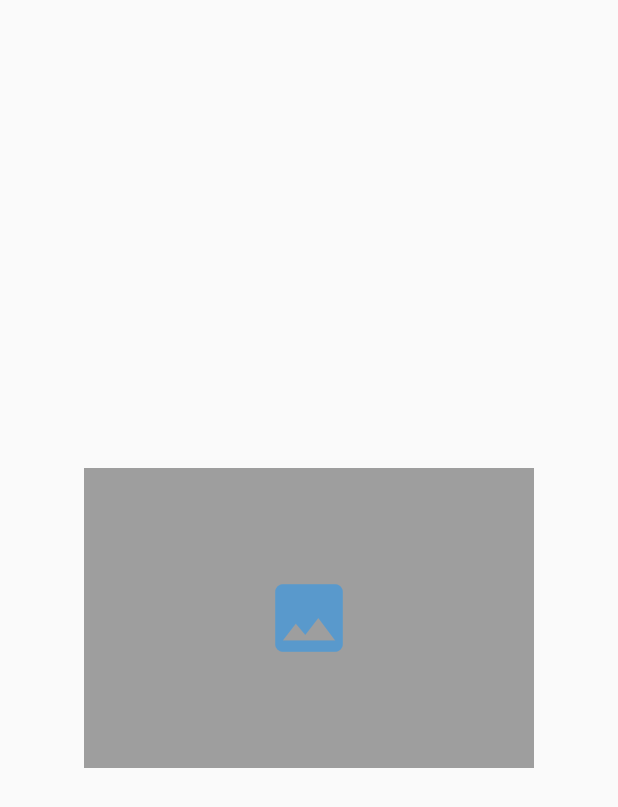
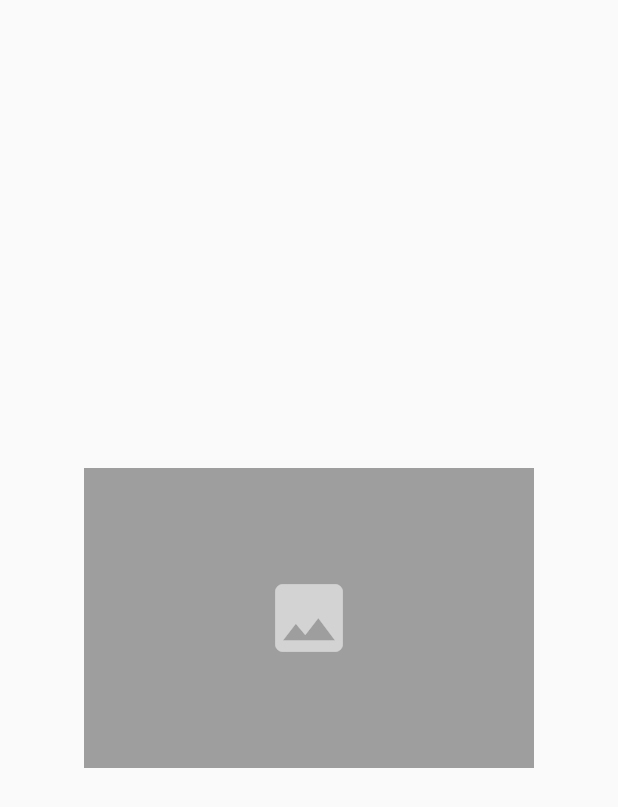
Before and after one commit to hassan-2040/image_loading_placeholder, a Flutter app: the screen it shows after launch, on a phone screen of 412 x 824 dp. Shown: the top 807 px of the screen. Run offline on Flutter 3.47's test engine with Material 2 defaults, Android fonts, the phone set to English and light mode, and no system bars; network calls fail.

```diff
--- a/lib/main.dart
+++ b/lib/main.dart
@@ -25,33 +25,65 @@ class ImageLoader extends StatefulWidget {
   _ImageLoaderState createState() => _ImageLoaderState();
 }
 
-class _ImageLoaderState extends State<ImageLoader> {
+class _ImageLoaderState extends State<ImageLoader>
+    with SingleTickerProviderStateMixin {
   Image _image;
   ImageStream _imageStream;
   ImageStreamListener _imageStreamListener;
   bool _loading = true;
+
+  AnimationController _fadeInController;
+  Animation<double> _fadeInValue;
 
   @override
   void initState() {
     _image = Image.network(
       'https://images.unsplash.com/photo-1591879647848-598422afbc6d?ixlib=rb-1.2.1&ixid=eyJhcHBfaWQiOjEyMDd9&auto=format&fit=crop&w=1879&q=80',
       fit: BoxFit.cover,
+      errorBuilder:
+          (BuildContext context, Object exception, StackTrace stackTrace) {
+        return Text(
+          'Could not load image',
+          textAlign: TextAlign.center,
+        );
+      },
     );
 
-    //changing loading state to false once streamListener finishes
+    //changing loading state to false once streamListener finishes and fading in the image
     _imageStreamListener = ImageStreamListener(
       (_, __) {
         setState(() {
           _loading = false;
+          _fadeInController.forward();
         });
       },
     );
-    _imageStream = _image.image.resolve(ImageConfiguration()); //assigning stream of the image
+    _imageStream = _image.image
+        .resolve(ImageConfiguration()); //assigning stream of the image
 
     //assigning listener to the stream
     _imageStream.addListener(
       _imageStreamListener,
     );
+
+    _fadeInController = AnimationController(
+      vsync: this,
+      duration: Duration(milliseconds: 500),
+    );
+
+    final _curve = CurvedAnimation(
+      parent: _fadeInController,
+      curve: Curves.easeIn,
+    );
+
+    _fadeInValue = Tween(
+      begin: 0.0,
+      end: 1.0,
+    ).animate(_curve)
+      ..addListener(() {
+        setState(() {});
+      });
+
     super.initState();
   }
 
@@ -68,7 +100,12 @@ class _ImageLoaderState extends State<ImageLoader> {
         height: 200,
         width: 300,
         color: Colors.grey,
-        child: _loading ? LoadingWidget() : _image,
+        child: _loading
+            ? LoadingWidget()
+            : FadeTransition(
+                opacity: _fadeInValue,
+                child: _image,
+              ),
       ),
     );
   }
@@ -110,7 +147,7 @@ class _LoadingWidgetState extends State<LoadingWidget> {
       duration: Duration(milliseconds: 500),
       child: Icon(
         Icons.image,
-        color: Colors.blue,
+        color: Colors.white,
         size: 60,
       ),
     );
```
Also changed, not shown: 1 other file.
